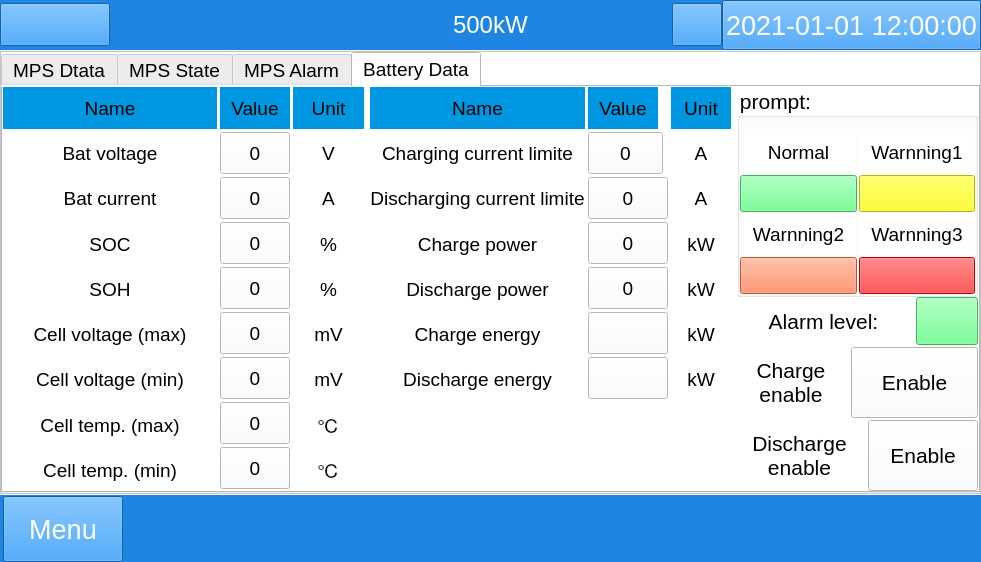
Qt form mywidget.ui (megarevolpr/MWin) before a commit.
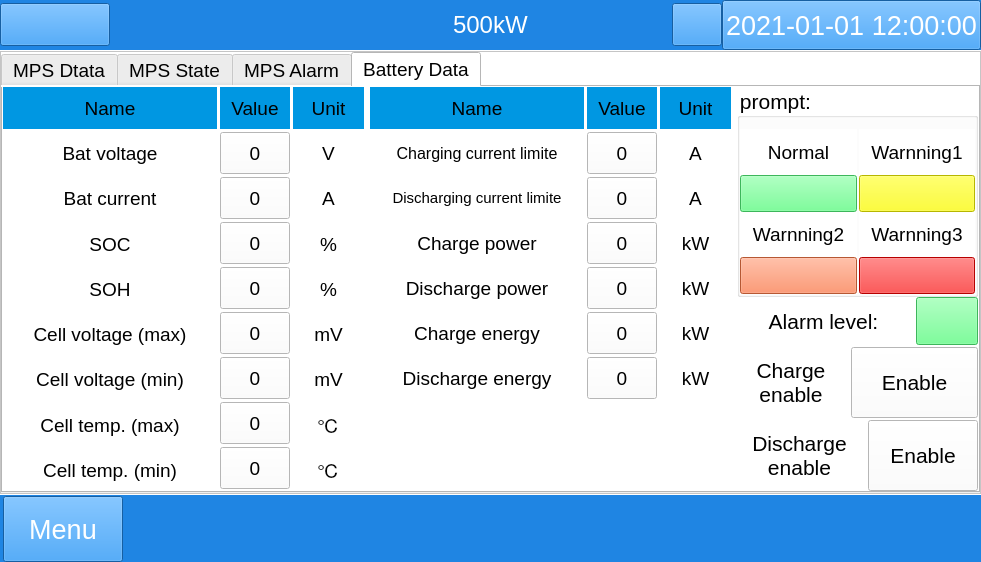
The same form after that commit. The open tabs and pages were chosen to show the change. Icons and pictures are not drawn.

Commit message: 调整了电池数据页UI

Patch:
```diff
--- a/mywidget.ui
+++ b/mywidget.ui
@@ -5041,6 +5041,12 @@
                            </property>
                            <item>
                             <widget class="QLabel" name="BATName1_2">
+                             <property name="maximumSize">
+                              <size>
+                               <width>16777215</width>
+                               <height>42</height>
+                              </size>
+                             </property>
                              <property name="font">
                               <font>
                                <pointsize>14</pointsize>
@@ -5062,9 +5068,15 @@
                            </item>
                            <item>
                             <widget class="QLabel" name="BatAnalog_9">
+                             <property name="maximumSize">
+                              <size>
+                               <width>16777215</width>
+                               <height>42</height>
+                              </size>
+                             </property>
                              <property name="font">
                               <font>
-                               <pointsize>14</pointsize>
+                               <pointsize>12</pointsize>
                               </font>
                              </property>
                              <property name="cursor">
@@ -5080,9 +5092,15 @@
                            </item>
                            <item>
                             <widget class="QLabel" name="BatAnalog_10">
+                             <property name="maximumSize">
+                              <size>
+                               <width>16777215</width>
+                               <height>42</height>
+                              </size>
+                             </property>
                              <property name="font">
                               <font>
-                               <pointsize>14</pointsize>
+                               <pointsize>11</pointsize>
                               </font>
                              </property>
                              <property name="cursor">
@@ -5098,6 +5116,12 @@
                            </item>
                            <item>
                             <widget class="QLabel" name="BatAnalog_11">
+                             <property name="maximumSize">
+                              <size>
+                               <width>16777215</width>
+                               <height>42</height>
+                              </size>
+                             </property>
                              <property name="font">
                               <font>
                                <pointsize>14</pointsize>
@@ -5116,6 +5140,12 @@
                            </item>
                            <item>
                             <widget class="QLabel" name="BatAnalog_12">
+                             <property name="maximumSize">
+                              <size>
+                               <width>16777215</width>
+                               <height>42</height>
+                              </size>
+                             </property>
                              <property name="font">
                               <font>
                                <pointsize>14</pointsize>
@@ -5134,6 +5164,12 @@
                            </item>
                            <item>
                             <widget class="QLabel" name="BatAnalog_13">
+                             <property name="maximumSize">
+                              <size>
+                               <width>16777215</width>
+                               <height>42</height>
+                              </size>
+                             </property>
                              <property name="font">
                               <font>
                                <pointsize>14</pointsize>
@@ -5152,6 +5188,12 @@
                            </item>
                            <item>
                             <widget class="QLabel" name="BatAnalog_14">
+                             <property name="maximumSize">
+                              <size>
+                               <width>16777215</width>
+                               <height>42</height>
+                              </size>
+                             </property>
                              <property name="font">
                               <font>
                                <pointsize>14</pointsize>
@@ -5170,6 +5212,12 @@
                            </item>
                            <item>
                             <widget class="QLabel" name="BatAnalog_15">
+                             <property name="maximumSize">
+                              <size>
+                               <width>16777215</width>
+                               <height>42</height>
+                              </size>
+                             </property>
                              <property name="font">
                               <font>
                                <pointsize>14</pointsize>
@@ -5188,6 +5236,12 @@
                            </item>
                            <item>
                             <widget class="QLabel" name="BatAnalog_16">
+                             <property name="maximumSize">
+                              <size>
+                               <width>16777215</width>
+                               <height>42</height>
+                              </size>
+                             </property>
                              <property name="font">
                               <font>
                                <pointsize>14</pointsize>
@@ -5251,13 +5305,13 @@
                              </property>
                              <property name="minimumSize">
                               <size>
-                               <width>75</width>
+                               <width>70</width>
                                <height>42</height>
                               </size>
                              </property>
                              <property name="maximumSize">
                               <size>
-                               <width>75</width>
+                               <width>70</width>
                                <height>42</height>
                               </size>
                              </property>
@@ -5270,13 +5324,13 @@
                             <widget class="QPushButton" name="pushButton_10">
                              <property name="minimumSize">
                               <size>
-                               <width>0</width>
+                               <width>70</width>
                                <height>42</height>
                               </size>
                              </property>
                              <property name="maximumSize">
                               <size>
-                               <width>16777215</width>
+                               <width>70</width>
                                <height>42</height>
                               </size>
                              </property>
@@ -5295,7 +5349,7 @@
                              </property>
                              <property name="maximumSize">
                               <size>
-                               <width>16777215</width>
+                               <width>70</width>
                                <height>42</height>
                               </size>
                              </property>
@@ -5314,7 +5368,7 @@
                              </property>
                              <property name="maximumSize">
                               <size>
-                               <width>16777215</width>
+                               <width>70</width>
                                <height>42</height>
                               </size>
                              </property>
@@ -5333,12 +5387,12 @@
                              </property>
                              <property name="maximumSize">
                               <size>
-                               <width>16777215</width>
+                               <width>70</width>
                                <height>42</height>
                               </size>
                              </property>
                              <property name="text">
-                              <string/>
+                              <string>0</string>
                              </property>
                             </widget>
                            </item>
@@ -5352,17 +5406,23 @@
                              </property>
                              <property name="maximumSize">
                               <size>
-                               <width>16777215</width>
+                               <width>70</width>
                                <height>42</height>
                               </size>
                              </property>
                              <property name="text">
-                              <string/>
+                              <string>0</string>
                              </property>
                             </widget>
                            </item>
                            <item>
                             <widget class="QLabel" name="label">
+                             <property name="maximumSize">
+                              <size>
+                               <width>16777215</width>
+                               <height>42</height>
+                              </size>
+                             </property>
                              <property name="text">
                               <string/>
                              </property>
@@ -5370,6 +5430,12 @@
                            </item>
                            <item>
                             <widget class="QLabel" name="label_18">
+                             <property name="maximumSize">
+                              <size>
+                               <width>16777215</width>
+                               <height>42</height>
+                              </size>
+                             </property>
                              <property name="text">
                               <string/>
                              </property>
@@ -5384,6 +5450,12 @@
                            </property>
                            <item>
                             <widget class="QLabel" name="BatUnit1_2">
+                             <property name="maximumSize">
+                              <size>
+                               <width>16777215</width>
+                               <height>42</height>
+                              </size>
+                             </property>
                              <property name="font">
                               <font>
                                <pointsize>14</pointsize>
@@ -5405,6 +5477,12 @@
                            </item>
                            <item>
                             <widget class="QLabel" name="BatUnit_9">
+                             <property name="maximumSize">
+                              <size>
+                               <width>16777215</width>
+                               <height>42</height>
+                              </size>
+                             </property>
                              <property name="font">
                               <font>
                                <pointsize>14</pointsize>
@@ -5423,6 +5501,12 @@
                            </item>
                            <item>
                             <widget class="QLabel" name="BatUnit_10">
+                             <property name="maximumSize">
+                              <size>
+                               <width>16777215</width>
+                               <height>42</height>
+                              </size>
+                             </property>
                              <property name="font">
                               <font>
                                <pointsize>14</pointsize>
@@ -5441,6 +5525,12 @@
                            </item>
                            <item>
                             <widget class="QLabel" name="BatUnit_11">
+                             <property name="maximumSize">
+                              <size>
+                               <width>16777215</width>
+                               <height>42</height>
+                              </size>
+                             </property>
                              <property name="font">
                               <font>
                                <pointsize>14</pointsize>
@@ -5459,6 +5549,12 @@
                            </item>
                            <item>
                             <widget class="QLabel" name="BatUnit_12">
+                             <property name="maximumSize">
+                              <size>
+                               <width>16777215</width>
+                               <height>42</height>
+                              </size>
+                             </property>
                              <property name="font">
                               <font>
                                <pointsize>14</pointsize>
@@ -5477,6 +5573,12 @@
                            </item>
                            <item>
                             <widget class="QLabel" name="BatUnit_13">
+                             <property name="maximumSize">
+                              <size>
+                               <width>16777215</width>
+                               <height>42</height>
+                              </size>
+                             </property>
                              <property name="font">
                               <font>
                                <pointsize>14</pointsize>
@@ -5495,6 +5597,12 @@
                            </item>
                            <item>
                             <widget class="QLabel" name="BatUnit_14">
+                             <property name="maximumSize">
+                              <size>
+                               <width>16777215</width>
+                               <height>42</height>
+                              </size>
+                             </property>
                              <property name="font">
                               <font>
                                <pointsize>14</pointsize>
@@ -5513,6 +5621,12 @@
                            </item>
                            <item>
                             <widget class="QLabel" name="BatUnit_15">
+                             <property name="maximumSize">
+                              <size>
+                               <width>16777215</width>
+                               <height>42</height>
+                              </size>
+                             </property>
                              <property name="font">
                               <font>
                                <pointsize>14</pointsize>
@@ -5531,6 +5645,12 @@
                            </item>
                            <item>
                             <widget class="QLabel" name="BatUnit_16">
+                             <property name="maximumSize">
+                              <size>
+                               <width>16777215</width>
+                               <height>42</height>
+                              </size>
+                             </property>
                              <property name="font">
                               <font>
                                <pointsize>14</pointsize>
```
Left out of the diff: 2 changed lines with no effect on the pictures. The commit also changes 1 other file.
